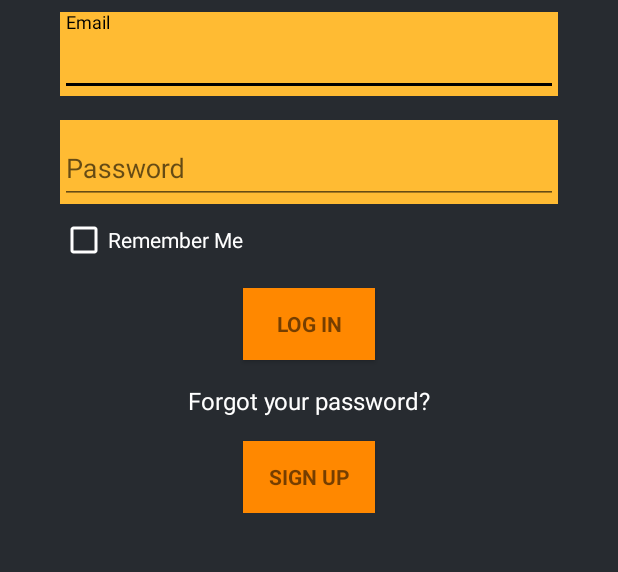
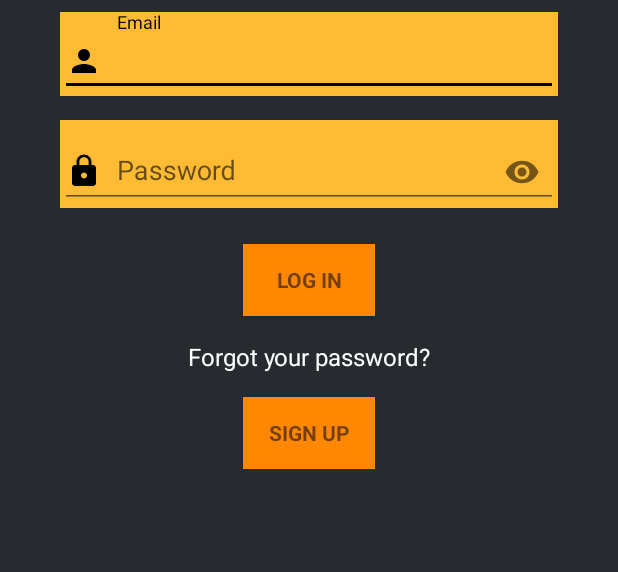
Before and after one commit to RFTteam/UnsolusAndroid, an Android app: the screen it shows after launch (LoginActivity), on a phone screen of 412 x 824 dp, the part 318-890 px from its top. Run offline under Robolectric (Android 15) with nearby library versions, the phone set to English and light mode, and no system bars; libraries missing offline, so code that uses them is left out: com.facebook.stetho; 5 statements that could not run were skipped.

```diff
--- a/app/src/main/AndroidManifest.xml
+++ b/app/src/main/AndroidManifest.xml
@@ -6,6 +6,7 @@
     <uses-permission android:name="android.permission.GET_ACCOUNTS" />
     <uses-permission android:name="android.permission.READ_PROFILE" />
     <uses-permission android:name="android.permission.READ_CONTACTS" />
+    <uses-permission android:name="android.permission.INTERNET" />
 
     <application
         android:allowBackup="true"
@@ -13,6 +14,7 @@
         android:label="@string/app_name"
         android:roundIcon="@mipmap/ic_launcher_round"
         android:supportsRtl="true"
+        android:name=".MyApp"
         android:theme="@style/AppTheme">
         <activity
             android:name=".LoginActivity"
--- a/app/src/main/java/rft/unideb/unsolus/AboutUsActivity.java
+++ b/app/src/main/java/rft/unideb/unsolus/AboutUsActivity.java
@@ -6,6 +6,8 @@ import android.support.design.widget.Snackbar;
 import android.support.v7.app.AppCompatActivity;
 import android.support.v7.widget.Toolbar;
 import android.view.View;
+
+import rft.unideb.unsolus.R;
 
 public class AboutUsActivity extends AppCompatActivity {
 
--- a/app/src/main/java/rft/unideb/unsolus/AccountSettings.java
+++ b/app/src/main/java/rft/unideb/unsolus/AccountSettings.java
@@ -10,6 +10,7 @@ import java.util.ArrayList;
 import java.util.HashMap;
 import java.util.List;
 
+import rft.unideb.unsolus.R;
 import rft.unideb.unsolus.others.ExpandableListAdapter;
 
 public class AccountSettings extends AppCompatActivity {
--- a/app/src/main/java/rft/unideb/unsolus/MainActivity.java
+++ b/app/src/main/java/rft/unideb/unsolus/MainActivity.java
@@ -18,6 +18,7 @@ import android.view.Menu;
 import android.view.MenuItem;
 import android.widget.TextView;
 import android.widget.Toast;
+
 import rft.unideb.unsolus.fragments.GamesFragment;
 import rft.unideb.unsolus.fragments.HomeFragment;
 import rft.unideb.unsolus.fragments.PlayersFragment;
--- /dev/null
+++ b/app/src/main/java/rft/unideb/unsolus/MyApp.java
@@ -0,0 +1,28 @@
+package rft.unideb.unsolus;
+
+import android.app.Application;
+
+import com.facebook.stetho.Stetho;
+import com.squareup.leakcanary.LeakCanary;
+
+/**
+ * Created by Tibor on 2017. 11. 21..
+ */
+
+public class MyApp extends Application{
+
+    @Override
+    public void onCreate(){
+        super.onCreate();
+
+        Stetho.initializeWithDefaults(this);
+
+        if (LeakCanary.isInAnalyzerProcess(this)) {
+            // This process is dedicated to LeakCanary for heap analysis.
+            // You should not init your app in this process.
+            return;
+        }
+        LeakCanary.install(this);
+        // Normal app init code...
+    }
+}
--- /dev/null
+++ b/app/src/main/res/drawable/lock_icon.xml
@@ -0,0 +1,9 @@
+<vector xmlns:android="http://schemas.android.com/apk/res/android"
+        android:width="24dp"
+        android:height="24dp"
+        android:viewportWidth="24.0"
+        android:viewportHeight="24.0">
+    <path
+        android:fillColor="#FF000000"
+        android:pathData="M18,8h-1L17,6c0,-2.76 -2.24,-5 -5,-5S7,3.24 7,6v2L6,8c-1.1,0 -2,0.9 -2,2v10c0,1.1 0.9,2 2,2h12c1.1,0 2,-0.9 2,-2L20,10c0,-1.1 -0.9,-2 -2,-2zM12,17c-1.1,0 -2,-0.9 -2,-2s0.9,-2 2,-2 2,0.9 2,2 -0.9,2 -2,2zM15.1,8L8.9,8L8.9,6c0,-1.71 1.39,-3.1 3.1,-3.1 1.71,0 3.1,1.39 3.1,3.1v2z"/>
+</vector>
--- /dev/null
+++ b/app/src/main/res/drawable/person_icon.xml
@@ -0,0 +1,9 @@
+<vector xmlns:android="http://schemas.android.com/apk/res/android"
+        android:width="24dp"
+        android:height="24dp"
+        android:viewportWidth="24.0"
+        android:viewportHeight="24.0">
+    <path
+        android:fillColor="#FF000000"
+        android:pathData="M12,12c2.21,0 4,-1.79 4,-4s-1.79,-4 -4,-4 -4,1.79 -4,4 1.79,4 4,4zM12,14c-2.67,0 -8,1.34 -8,4v2h16v-2c0,-2.66 -5.33,-4 -8,-4z"/>
+</vector>
--- a/app/src/main/res/layout/activity_login.xml
+++ b/app/src/main/res/layout/activity_login.xml
@@ -2,6 +2,7 @@
     xmlns:tools="http://schemas.android.com/tools"
     android:layout_width="match_parent"
     android:layout_height="match_parent"
+    xmlns:app="http://schemas.android.com/apk/res-auto"
     android:gravity="center_horizontal"
     android:orientation="vertical"
     android:background="@color/backgroundColor"
@@ -52,6 +53,9 @@
                     android:id="@+id/email"
                     android:layout_width="match_parent"
                     android:layout_height="wrap_content"
+                    android:drawableStart="@drawable/person_icon"
+                    android:drawableLeft="@drawable/person_icon"
+                    android:drawablePadding="10dp"
                     android:hint="@string/prompt_email"
                     android:inputType="textEmailAddress"
                     android:maxLines="1"
@@ -64,13 +68,17 @@
                 android:layout_height="wrap_content"
                 android:layout_marginTop="8dp"
                 android:layout_marginBottom="8dp"
+                app:passwordToggleEnabled="true"
+                android:hint="@string/prompt_password"
                 android:background="@android:color/holo_orange_light">
 
                 <EditText
                     android:id="@+id/password"
                     android:layout_width="match_parent"
                     android:layout_height="wrap_content"
-                    android:hint="@string/prompt_password"
+                    android:drawableStart="@drawable/lock_icon"
+                    android:drawableLeft="@drawable/lock_icon"
+                    android:drawablePadding="10dp"
                     android:imeActionId="@+id/login"
                     android:imeActionLabel="@string/action_sign_in_short"
                     android:imeOptions="actionUnspecified"
@@ -79,14 +87,6 @@
                     android:singleLine="true" />
 
             </android.support.design.widget.TextInputLayout>
-
-            <CheckBox
-                android:id="@+id/remember_me"
-                android:layout_width="match_parent"
-                android:layout_height="wrap_content"
-                android:text="@string/remember"
-                android:buttonTint="@android:color/white"
-                android:textColor="@android:color/white"/>
 
             <Button
                 android:id="@+id/email_sign_in_button"
--- a/build.gradle
+++ b/build.gradle
@@ -15,6 +15,9 @@ buildscript {
 allprojects {
     repositories {
         jcenter()
+        maven {
+            url "https://maven.google.com"
+        }
     }
 }
 
```
Also changed, not shown: app/build.gradle (+14 -0 lines), app/src/main/java/rft/unideb/unsolus/RegisterActivity.java (+52 -107 lines), app/src/main/java/rft/unideb/unsolus/entities/AccessToken.java (added, +20 -0 lines), app/src/main/java/rft/unideb/unsolus/network/ApiService.java (added, +19 -0 lines), app/src/main/java/rft/unideb/unsolus/network/RetrofitBuilder.java (added, +62 -0 lines), app/src/main/res/drawable/email_icon.xml (added, +9 -0 lines), app/src/main/res/layout/activity_register.xml (+30 -33 lines).
